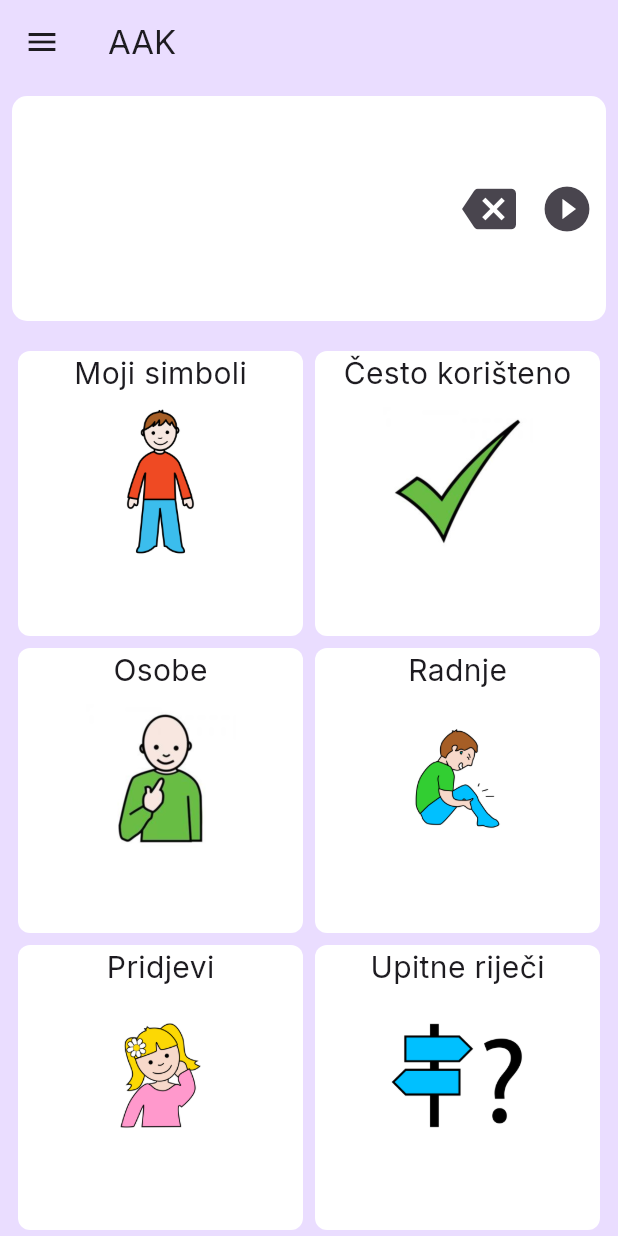
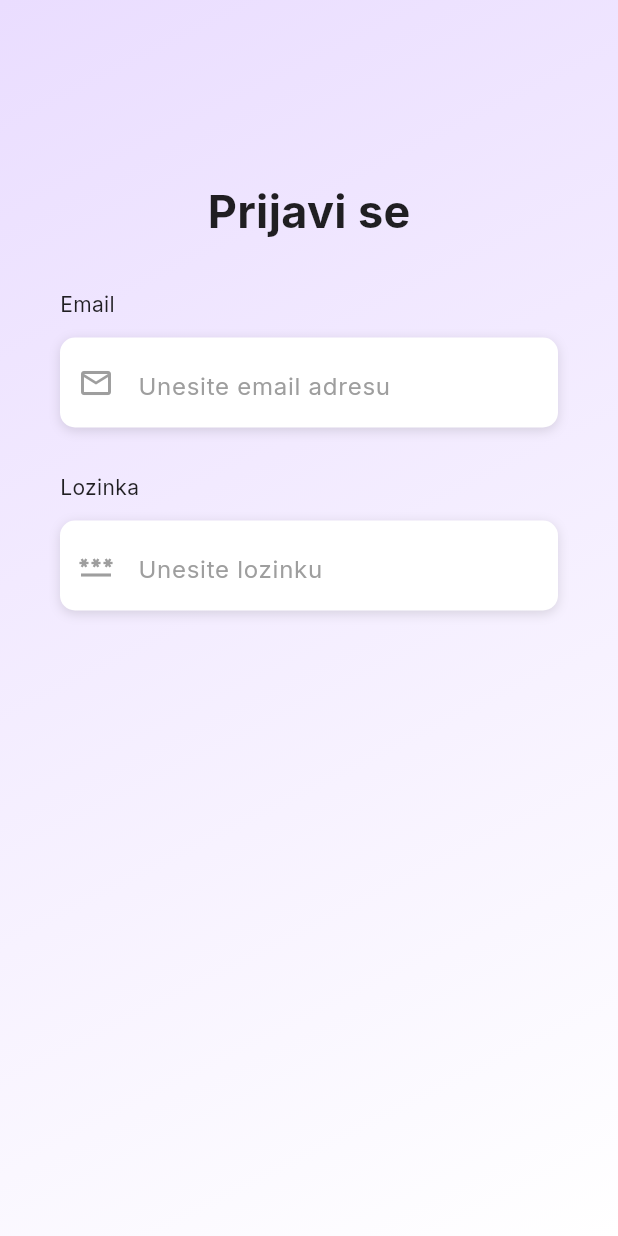
Before and after one commit to mizolf/AAKomunikacija, a Flutter app: the screen it shows after launch, on a phone screen of 412 x 824 dp. Run offline on Flutter 3.47's test engine with Material 3 defaults, Android fonts, the phone set to English and light mode, and no system bars; our stand-ins replace cloud_firestore, firebase_core, flutter_tts, google_fonts, image_picker; accounts and stored records are empty.

Commit message:
Dodan login screen

```diff
--- a/lib/main.dart
+++ b/lib/main.dart
@@ -1,5 +1,6 @@
 import 'package:firebase_core/firebase_core.dart';
 import 'package:google_fonts/google_fonts.dart';
+import 'package:ict_aac/screen/login.dart';
 import 'firebase_options.dart';
 
 import 'package:flutter/material.dart';
@@ -20,7 +21,7 @@ class App extends StatelessWidget {
   Widget build(BuildContext context) {
     return MaterialApp(
       debugShowCheckedModeBanner: false,
-      title: 'AAK',
+      title: 'AAKomunikacija',
       theme: ThemeData().copyWith(
         useMaterial3: true,
         colorScheme: ColorScheme.fromSeed(
@@ -28,7 +29,7 @@ class App extends StatelessWidget {
         ),
         textTheme: GoogleFonts.interTextTheme(),
       ),
-      home: const HomeScreen(),
+      home: const LoginScreen(),
     );
   }
 }
--- a/lib/screen/home.dart
+++ b/lib/screen/home.dart
@@ -245,7 +245,7 @@ class _HomeScreenState extends State<HomeScreen> {
             children: [
               DrawerHeader(
                 child: Text(
-                  'AAK',
+                  'AAKomunikacija',
                   style: TextStyle().copyWith(fontSize: 32),
                 ),
               ),
@@ -293,7 +293,7 @@ class _HomeScreenState extends State<HomeScreen> {
       ),
       backgroundColor: Theme.of(context).colorScheme.primaryContainer,
       appBar: AppBar(
-        title: const Text('AAK'),
+        title: const Text('AAKomunikacija'),
         backgroundColor: Colors.transparent,
       ),
       body: SingleChildScrollView(
--- a/lib/screen/login.dart
+++ b/lib/screen/login.dart
@@ -0,0 +1,143 @@
+import 'package:flutter/material.dart';
+
+class LoginScreen extends StatefulWidget {
+  const LoginScreen({super.key});
+
+  @override
+  State<StatefulWidget> createState() {
+    return _LoginScreenState();
+  }
+}
+
+class _LoginScreenState extends State<LoginScreen> {
+  @override
+  Widget build(BuildContext context) {
+    return Scaffold(
+      body: Stack(
+        children: [
+          Container(
+            height: double.infinity,
+            width: double.infinity,
+            decoration: BoxDecoration(
+                gradient: LinearGradient(
+              colors: [
+                Theme.of(context).colorScheme.primaryContainer,
+                Colors.white,
+              ],
+              begin: Alignment.topLeft,
+              end: Alignment.bottomRight,
+            )),
+          ),
+          Container(
+            height: double.infinity,
+            child: SingleChildScrollView(
+              physics: AlwaysScrollableScrollPhysics(),
+              padding: EdgeInsets.symmetric(horizontal: 40.0, vertical: 120.0),
+              child: Column(
+                mainAxisAlignment: MainAxisAlignment.center,
+                children: [
+                  Text(
+                    'Prijavi se',
+                    style: TextStyle(
+                        color: Colors.black87,
+                        fontSize: 30,
+                        fontWeight: FontWeight.bold),
+                  ),
+                  const SizedBox(
+                    height: 30,
+                  ),
+                  Column(
+                    crossAxisAlignment: CrossAxisAlignment.start,
+                    children: [
+                      Text(
+                        'Email',
+                        style: TextStyle(
+                          color: Colors.black87,
+                        ),
+                      ),
+                      SizedBox(
+                        height: 12,
+                      ),
+                      Container(
+                        alignment: Alignment.centerLeft,
+                        height: 60,
+                        decoration: BoxDecoration(
+                          color: Colors.white,
+                          borderRadius: BorderRadius.circular(10.0),
+                          boxShadow: [
+                            BoxShadow(
+                              color: Colors.black12,
+                              blurRadius: 6.0,
+                              offset: Offset(0, 2),
+                            ),
+                          ],
+                        ),
+                        child: TextField(
+                          keyboardType: TextInputType.emailAddress,
+                          style: TextStyle(color: Colors.grey),
+                          decoration: InputDecoration(
+                              border: InputBorder.none,
+                              contentPadding: EdgeInsets.only(top: 14),
+                              prefixIcon: Icon(Icons.email_outlined,
+                                  color: Colors.grey),
+                              hintText: 'Unesite email adresu',
+                              hintStyle: TextStyle(color: Colors.grey)),
+                        ),
+                      ),
+                    ],
+                  ),
+                  const SizedBox(
+                    height: 30,
+                  ),
+                  Column(
+                    crossAxisAlignment: CrossAxisAlignment.start,
+                    children: [
+                      Text(
+                        'Lozinka',
+                        style: TextStyle(
+                          color: Colors.black87,
+                        ),
+                      ),
+                      SizedBox(
+                        height: 12,
+                      ),
+                      Container(
+                        alignment: Alignment.centerLeft,
+                        height: 60,
+                        decoration: BoxDecoration(
+                          color: Colors.white,
+                          borderRadius: BorderRadius.circular(10.0),
+                          boxShadow: [
+                            BoxShadow(
+                              color: Colors.black12,
+                              blurRadius: 6.0,
+                              offset: Offset(0, 2),
+                            ),
+                          ],
+                        ),
+                        child: TextField(
+                          obscureText: true,
+                          keyboardType: TextInputType.emailAddress,
+                          style: TextStyle(color: Colors.grey),
+                          decoration: InputDecoration(
+                              border: InputBorder.none,
+                              contentPadding: EdgeInsets.only(top: 14),
+                              prefixIcon: Icon(
+                                Icons.password_outlined,
+                                color: Colors.grey,
+                              ),
+                              hintText: 'Unesite lozinku',
+                              hintStyle: TextStyle(color: Colors.grey)),
+                        ),
+                      ),
+                    ],
+                  ),
+                ],
+              ),
+            ),
+          )
+        ],
+      ),
+    );
+  }
+}
```
